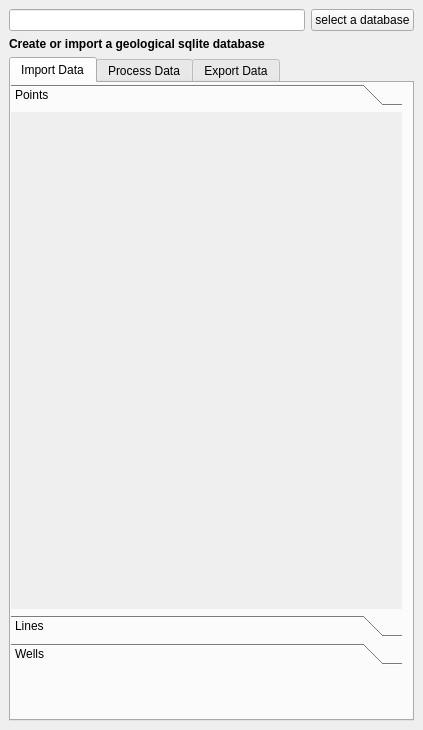
Old version of the form geological_data_processing_dockwidget_base.ui in the repository stdonn/GeologicalDataProcessing.
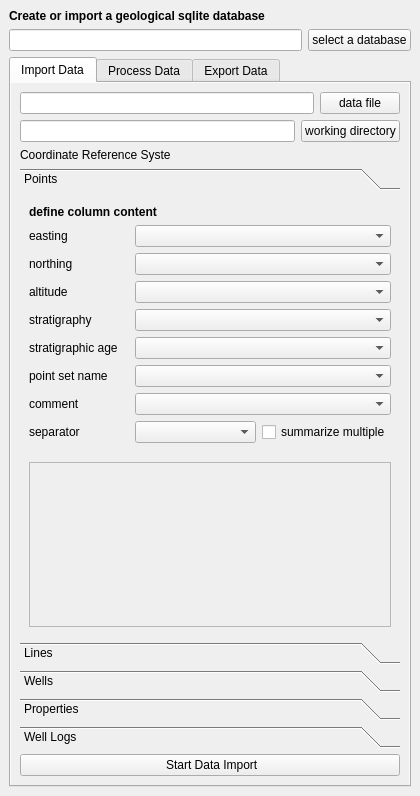
New version of the form. Icons and pictures are not drawn. Custom widgets are drawn as their Qt base class.

Commit message: finalised point import ui

Diff of the .ui file:
```diff
--- a/geological_data_processing_dockwidget_base.ui
+++ b/geological_data_processing_dockwidget_base.ui
@@ -6,8 +6,8 @@
    <rect>
     <x>0</x>
     <y>0</y>
-    <width>423</width>
-    <height>730</height>
+    <width>420</width>
+    <height>796</height>
    </rect>
   </property>
   <property name="locale">
@@ -17,9 +17,19 @@
    <string>Geological Data Processing</string>
   </property>
   <widget class="QWidget" name="dockWidgetContents">
-   <layout class="QHBoxLayout" name="horizontalLayout">
+   <layout class="QVBoxLayout" name="verticalLayout_2">
     <item>
      <layout class="QVBoxLayout" name="verticalLayout">
+      <item alignment="Qt::AlignTop">
+       <widget class="QLabel" name="label">
+        <property name="locale">
+         <locale language="English" country="UnitedStates"/>
+        </property>
+        <property name="text">
+         <string>&lt;html&gt;&lt;head/&gt;&lt;body&gt;&lt;p&gt;&lt;span style=&quot; font-weight:600;&quot;&gt;Create or import a geological sqlite database&lt;/span&gt;&lt;/p&gt;&lt;/body&gt;&lt;/html&gt;</string>
+        </property>
+       </widget>
+      </item>
       <item>
        <layout class="QHBoxLayout" name="horizontalLayout_3">
         <item>
@@ -38,22 +48,30 @@
         </item>
        </layout>
       </item>
-      <item>
-       <widget class="QLabel" name="label">
-        <property name="locale">
-         <locale language="English" country="UnitedStates"/>
-        </property>
-        <property name="text">
-         <string>&lt;html&gt;&lt;head/&gt;&lt;body&gt;&lt;p&gt;&lt;span style=&quot; font-weight:600;&quot;&gt;Create or import a geological sqlite database&lt;/span&gt;&lt;/p&gt;&lt;/body&gt;&lt;/html&gt;</string>
-        </property>
-       </widget>
-      </item>
       <item>
        <widget class="QTabWidget" name="tabwidget">
+        <property name="sizePolicy">
+         <sizepolicy hsizetype="MinimumExpanding" vsizetype="MinimumExpanding">
+          <horstretch>0</horstretch>
+          <verstretch>0</verstretch>
+         </sizepolicy>
+        </property>
+        <property name="minimumSize">
+         <size>
+          <width>400</width>
+          <height>100</height>
+         </size>
+        </property>
         <property name="currentIndex">
          <number>0</number>
         </property>
         <widget class="QWidget" name="import_data">
+         <property name="layoutDirection">
+          <enum>Qt::LeftToRight</enum>
+         </property>
+         <property name="autoFillBackground">
+          <bool>true</bool>
+         </property>
          <attribute name="icon">
           <iconset resource="resources.qrc">
            <normaloff>:/newPrefix/images/ic_file_download_48px.svg</normaloff>:/newPrefix/images/ic_file_download_48px.svg</iconset>
@@ -61,61 +79,518 @@
          <attribute name="title">
           <string>Import Data</string>
          </attribute>
-         <widget class="QWidget" name="horizontalLayoutWidget">
-          <property name="geometry">
-           <rect>
-            <x>0</x>
-            <y>1</y>
-            <width>391</width>
-            <height>581</height>
-           </rect>
-          </property>
-          <layout class="QHBoxLayout" name="horizontalLayout_2">
-           <item>
-            <widget class="QToolBox" name="toolBox">
-             <widget class="QWidget" name="pointimport">
-              <property name="geometry">
-               <rect>
-                <x>0</x>
-                <y>0</y>
-                <width>619</width>
-                <height>646</height>
-               </rect>
+         <layout class="QHBoxLayout" name="horizontalLayout">
+          <item>
+           <layout class="QVBoxLayout" name="verticalLayout_3">
+            <item>
+             <layout class="QHBoxLayout" name="horizontalLayout_2">
+              <item>
+               <widget class="QLineEdit" name="import_file"/>
+              </item>
+              <item>
+               <widget class="QPushButton" name="import_file_button">
+                <property name="text">
+                 <string>data file</string>
+                </property>
+                <property name="icon">
+                 <iconset resource="resources.qrc">
+                  <normaloff>:/newPrefix/images/ic_perm_media_48px.svg</normaloff>:/newPrefix/images/ic_perm_media_48px.svg</iconset>
+                </property>
+               </widget>
+              </item>
+             </layout>
+            </item>
+            <item>
+             <layout class="QHBoxLayout" name="horizontalLayout_4">
+              <item>
+               <widget class="QLineEdit" name="working_dir"/>
+              </item>
+              <item>
+               <widget class="QPushButton" name="working_dir_button">
+                <property name="text">
+                 <string>working directory</string>
+                </property>
+                <property name="icon">
+                 <iconset resource="resources.qrc">
+                  <normaloff>:/newPrefix/images/ic_folder_open_48px.svg</normaloff>:/newPrefix/images/ic_folder_open_48px.svg</iconset>
+                </property>
+               </widget>
+              </item>
+             </layout>
+            </item>
+            <item>
+             <layout class="QHBoxLayout" name="horizontalLayout_14">
+              <item>
+               <widget class="QLabel" name="label_12">
+                <property name="maximumSize">
+                 <size>
+                  <width>150</width>
+                  <height>16777215</height>
+                 </size>
+                </property>
+                <property name="text">
+                 <string>Coordinate Reference System:</string>
+                </property>
+               </widget>
+              </item>
+              <item>
+               <widget class="QgsProjectionSelectionWidget" name="mQgsProjectionSelectionWidget"/>
+              </item>
+             </layout>
+            </item>
+            <item>
+             <widget class="QToolBox" name="toolBox">
+              <property name="currentIndex">
+               <number>0</number>
               </property>
-              <attribute name="label">
-               <string>Points</string>
-              </attribute>
+              <widget class="QWidget" name="point_tab">
+               <property name="geometry">
+                <rect>
+                 <x>0</x>
+                 <y>0</y>
+                 <width>374</width>
+                 <height>381</height>
+                </rect>
+               </property>
+               <attribute name="icon">
+                <iconset resource="resources.qrc">
+                 <normaloff>:/newPrefix/images/points.svg</normaloff>:/newPrefix/images/points.svg</iconset>
+               </attribute>
+               <attribute name="label">
+                <string>Points</string>
+               </attribute>
+               <layout class="QVBoxLayout" name="verticalLayout_4">
+                <item>
+                 <widget class="QLabel" name="label_9">
+                  <property name="text">
+                   <string>&lt;html&gt;&lt;head/&gt;&lt;body&gt;&lt;p&gt;&lt;span style=&quot; font-weight:600;&quot;&gt;define column content&lt;/span&gt;&lt;/p&gt;&lt;/body&gt;&lt;/html&gt;</string>
+                  </property>
+                 </widget>
+                </item>
+                <item>
+                 <layout class="QHBoxLayout" name="horizontalLayout_5">
+                  <item>
+                   <widget class="QLabel" name="label_2">
+                    <property name="sizePolicy">
+                     <sizepolicy hsizetype="Maximum" vsizetype="Preferred">
+                      <horstretch>0</horstretch>
+                      <verstretch>0</verstretch>
+                     </sizepolicy>
+                    </property>
+                    <property name="minimumSize">
+                     <size>
+                      <width>100</width>
+                      <height>0</height>
+                     </size>
+                    </property>
+                    <property name="maximumSize">
+                     <size>
+                      <width>100</width>
+                      <height>16777215</height>
+                     </size>
+                    </property>
+                    <property name="text">
+                     <string>easting</string>
+                    </property>
+                   </widget>
+                  </item>
+                  <item>
+                   <widget class="QComboBox" name="easting_points">
+                    <property name="sizePolicy">
+                     <sizepolicy hsizetype="MinimumExpanding" vsizetype="Fixed">
+                      <horstretch>0</horstretch>
+                      <verstretch>0</verstretch>
+                     </sizepolicy>
+                    </property>
+                   </widget>
+                  </item>
+                 </layout>
+                </item>
+                <item>
+                 <layout class="QHBoxLayout" name="horizontalLayout_6">
+                  <item>
+                   <widget class="QLabel" name="label_3">
+                    <property name="sizePolicy">
+                     <sizepolicy hsizetype="Maximum" vsizetype="Preferred">
+                      <horstretch>0</horstretch>
+                      <verstretch>0</verstretch>
+                     </sizepolicy>
+                    </property>
+                    <property name="minimumSize">
+                     <size>
+                      <width>100</width>
+                      <height>0</height>
+                     </size>
+                    </property>
+                    <property name="maximumSize">
+                     <size>
+                      <width>100</width>
+                      <height>16777215</height>
+                     </size>
+                    </property>
+                    <property name="text">
+                     <string>northing</string>
+                    </property>
+                   </widget>
+                  </item>
+                  <item>
+                   <widget class="QComboBox" name="northing_points">
+                    <property name="sizePolicy">
+                     <sizepolicy hsizetype="MinimumExpanding" vsizetype="Fixed">
+                      <horstretch>0</horstretch>
+                      <verstretch>0</verstretch>
+                     </sizepolicy>
+                    </property>
+                   </widget>
+                  </item>
+                 </layout>
+                </item>
+                <item>
+                 <layout class="QHBoxLayout" name="horizontalLayout_7">
+                  <item>
+                   <widget class="QLabel" name="label_4">
+                    <property name="sizePolicy">
+                     <sizepolicy hsizetype="Maximum" vsizetype="Preferred">
+                      <horstretch>0</horstretch>
+                      <verstretch>0</verstretch>
+                     </sizepolicy>
+                    </property>
+                    <property name="minimumSize">
+                     <size>
+                      <width>100</width>
+                      <height>0</height>
+                     </size>
+                    </property>
+                    <property name="maximumSize">
+                     <size>
+                      <width>100</width>
+                      <height>16777215</height>
+                     </size>
+                    </property>
+                    <property name="text">
+                     <string>altitude</string>
+                    </property>
+                   </widget>
+                  </item>
+                  <item>
+                   <widget class="QComboBox" name="altitude_points">
+                    <property name="sizePolicy">
+                     <sizepolicy hsizetype="MinimumExpanding" vsizetype="Fixed">
+                      <horstretch>0</horstretch>
+                      <verstretch>0</verstretch>
+                     </sizepolicy>
+                    </property>
+                   </widget>
+                  </item>
+                 </layout>
+                </item>
+                <item>
+                 <layout class="QHBoxLayout" name="horizontalLayout_8">
+                  <item>
+                   <widget class="QLabel" name="label_5">
+                    <property name="sizePolicy">
+                     <sizepolicy hsizetype="Maximum" vsizetype="Preferred">
+                      <horstretch>0</horstretch>
+                      <verstretch>0</verstretch>
+                     </sizepolicy>
+                    </property>
+                    <property name="minimumSize">
+                     <size>
+                      <width>100</width>
+                      <height>0</height>
+                     </size>
+                    </property>
+                    <property name="maximumSize">
+                     <size>
+                      <width>100</width>
+                      <height>16777215</height>
+                     </size>
+                    </property>
+                    <property name="text">
+                     <string>stratigraphy</string>
+                    </property>
+                   </widget>
+                  </item>
+                  <item>
+                   <widget class="QComboBox" name="strat_points">
+                    <property name="sizePolicy">
+                     <sizepolicy hsizetype="MinimumExpanding" vsizetype="Fixed">
+                      <horstretch>0</horstretch>
+                      <verstretch>0</verstretch>
+                     </sizepolicy>
+                    </property>
+                   </widget>
+                  </item>
+                 </layout>
+                </item>
+                <item>
+                 <layout class="QHBoxLayout" name="horizontalLayout_9">
+                  <item>
+                   <widget class="QLabel" name="label_6">
+                    <property name="sizePolicy">
+                     <sizepolicy hsizetype="Maximum" vsizetype="Preferred">
+                      <horstretch>0</horstretch>
+                      <verstretch>0</verstretch>
+                     </sizepolicy>
+                    </property>
+                    <property name="minimumSize">
+                     <size>
+                      <width>100</width>
+                      <height>0</height>
+                     </size>
+                    </property>
+                    <property name="maximumSize">
+                     <size>
+                      <width>100</width>
+                      <height>16777215</height>
+                     </size>
+                    </property>
+                    <property name="text">
+                     <string>stratigraphic age</string>
+                    </property>
+                   </widget>
+                  </item>
+                  <item>
+                   <widget class="QComboBox" name="strat_age_points">
+                    <property name="sizePolicy">
+                     <sizepolicy hsizetype="MinimumExpanding" vsizetype="Fixed">
+                      <horstretch>0</horstretch>
+                      <verstretch>0</verstretch>
+                     </sizepolicy>
+                    </property>
+                   </widget>
+                  </item>
+                 </layout>
+                </item>
+                <item>
+                 <layout class="QHBoxLayout" name="horizontalLayout_10">
+                  <item>
+                   <widget class="QLabel" name="label_7">
+                    <property name="sizePolicy">
+                     <sizepolicy hsizetype="Maximum" vsizetype="Preferred">
+                      <horstretch>0</horstretch>
+                      <verstretch>0</verstretch>
+                     </sizepolicy>
+                    </property>
+                    <property name="minimumSize">
+                     <size>
+                      <width>100</width>
+                      <height>0</height>
+                     </size>
+                    </property>
+                    <property name="maximumSize">
+                     <size>
+                      <width>100</width>
+                      <height>16777215</height>
+                     </size>
+                    </property>
+                    <property name="text">
+                     <string>point set name</string>
+                    </property>
+                   </widget>
+                  </item>
+                  <item>
+                   <widget class="QComboBox" name="point_set_name">
+                    <property name="sizePolicy">
+                     <sizepolicy hsizetype="MinimumExpanding" vsizetype="Fixed">
+                      <horstretch>0</horstretch>
+                      <verstretch>0</verstretch>
+                     </sizepolicy>
+                    </property>
+                   </widget>
+                  </item>
+                 </layout>
+                </item>
+                <item>
+                 <layout class="QHBoxLayout" name="horizontalLayout_11">
+                  <item>
+                   <widget class="QLabel" name="label_8">
+                    <property name="sizePolicy">
+                     <sizepolicy hsizetype="Maximum" vsizetype="Preferred">
+                      <horstretch>0</horstretch>
+                      <verstretch>0</verstretch>
+                     </sizepolicy>
+                    </property>
+                    <property name="minimumSize">
+                     <size>
+                      <width>100</width>
+                      <height>0</height>
+                     </size>
+                    </property>
+                    <property name="maximumSize">
+                     <size>
+                      <width>100</width>
+                      <height>16777215</height>
+                     </size>
+                    </property>
+                    <property name="text">
+                     <string>comment</string>
+                    </property>
+                   </widget>
+                  </item>
+                  <item>
+                   <widget class="QComboBox" name="comment_points">
+                    <property name="sizePolicy">
+                     <sizepolicy hsizetype="MinimumExpanding" vsizetype="Fixed">
+                      <horstretch>0</horstretch>
+                      <verstretch>0</verstretch>
+                     </sizepolicy>
+                    </property>
+                   </widget>
+                  </item>
+                 </layout>
+                </item>
+                <item>
+                 <layout class="QHBoxLayout" name="horizontalLayout_13">
+                  <item>
+                   <widget class="QLabel" name="label_11">
+                    <property name="sizePolicy">
+                     <sizepolicy hsizetype="Maximum" vsizetype="Preferred">
+                      <horstretch>0</horstretch>
+                      <verstretch>0</verstretch>
+                     </sizepolicy>
+                    </property>
+                    <property name="minimumSize">
+                     <size>
+                      <width>100</width>
+                      <height>0</height>
+                     </size>
+                    </property>
+                    <property name="maximumSize">
+                     <size>
+                      <width>100</width>
+                      <height>16777215</height>
+                     </size>
+                    </property>
+                    <property name="text">
+                     <string>separator</string>
+                    </property>
+                   </widget>
+                  </item>
+                  <item>
+                   <widget class="QComboBox" name="separator_points">
+                    <property name="sizePolicy">
+                     <sizepolicy hsizetype="MinimumExpanding" vsizetype="Fixed">
+                      <horstretch>0</horstretch>
+                      <verstretch>0</verstretch>
+                     </sizepolicy>
+                    </property>
+                   </widget>
+                  </item>
+                  <item>
+                   <widget class="QCheckBox" name="multiple_separators_points">
+                    <property name="text">
+                     <string>summarize multiple</string>
+                    </property>
+                   </widget>
+                  </item>
+                 </layout>
+                </item>
+                <item>
+                 <spacer name="verticalSpacer">
+                  <property name="orientation">
+                   <enum>Qt::Vertical</enum>
+                  </property>
+                  <property name="sizeHint" stdset="0">
+                   <size>
+                    <width>20</width>
+                    <height>40</height>
+                   </size>
+                  </property>
+                 </spacer>
+                </item>
+                <item>
+                 <widget class="QListView" name="import_columns_points">
+                  <property name="enabled">
+                   <bool>false</bool>
+                  </property>
+                  <property name="flow">
+                   <enum>QListView::LeftToRight</enum>
+                  </property>
+                 </widget>
+                </item>
+               </layout>
+              </widget>
+              <widget class="QWidget" name="line_tab">
+               <property name="geometry">
+                <rect>
+                 <x>0</x>
+                 <y>0</y>
+                 <width>98</width>
+                 <height>28</height>
+                </rect>
+               </property>
+               <attribute name="icon">
+                <iconset resource="resources.qrc">
+                 <normaloff>:/newPrefix/images/ic_timeline_black_48px.svg</normaloff>:/newPrefix/images/ic_timeline_black_48px.svg</iconset>
+               </attribute>
+               <attribute name="label">
+                <string>Lines</string>
+               </attribute>
+              </widget>
+              <widget class="QWidget" name="wells">
+               <property name="geometry">
+                <rect>
+                 <x>0</x>
+                 <y>0</y>
+                 <width>98</width>
+                 <height>28</height>
+                </rect>
+               </property>
+               <attribute name="icon">
+                <iconset resource="resources.qrc">
+                 <normaloff>:/newPrefix/images/WellDerick.svg</normaloff>:/newPrefix/images/WellDerick.svg</iconset>
+               </attribute>
+               <attribute name="label">
+                <string>Wells</string>
+               </attribute>
+              </widget>
+              <widget class="QWidget" name="properties">
+               <property name="geometry">
+                <rect>
+                 <x>0</x>
+                 <y>0</y>
+                 <width>98</width>
+                 <height>28</height>
+                </rect>
+               </property>
+               <attribute name="icon">
+                <iconset resource="resources.qrc">
+                 <normaloff>:/newPrefix/images/ic_equalizer_48px.svg</normaloff>:/newPrefix/images/ic_equalizer_48px.svg</iconset>
+               </attribute>
+               <attribute name="label">
+                <string>Properties</string>
+               </attribute>
+              </widget>
+              <widget class="QWidget" name="well_logs">
+               <property name="geometry">
+                <rect>
+                 <x>0</x>
+                 <y>0</y>
+                 <width>98</width>
+                 <height>28</height>
+                </rect>
+               </property>
+               <attribute name="icon">
+                <iconset resource="resources.qrc">
+                 <normaloff>:/newPrefix/images/log.svg</normaloff>:/newPrefix/images/log.svg</iconset>
+               </attribute>
+               <attribute name="label">
+                <string>Well Logs</string>
+               </attribute>
+              </widget>
              </widget>
-             <widget class="QWidget" name="toolBoxPage2">
-              <property name="geometry">
-               <rect>
-                <x>0</x>
-                <y>0</y>
-                <width>389</width>
-                <height>486</height>
-               </rect>
+            </item>
+            <item>
+             <widget class="QPushButton" name="start_import_button">
+              <property name="text">
+               <string> Start Data Import</string>
               </property>
-              <attribute name="label">
-               <string>Lines</string>
-              </attribute>
              </widget>
-             <widget class="QWidget" name="page">
-              <property name="geometry">
-               <rect>
-                <x>0</x>
-                <y>0</y>
-                <width>98</width>
-                <height>28</height>
-               </rect>
-              </property>
-              <attribute name="label">
-               <string>Wells</string>
-              </attribute>
-             </widget>
-            </widget>
-           </item>
-          </layout>
-         </widget>
+            </item>
+           </layout>
+          </item>
+         </layout>
         </widget>
         <widget class="QWidget" name="process_data">
          <attribute name="icon">
@@ -142,6 +617,34 @@
    </layout>
   </widget>
  </widget>
+ <customwidgets>
+  <customwidget>
+   <class>QgsProjectionSelectionWidget</class>
+   <extends>QWidget</extends>
+   <header>qgis.gui</header>
+  </customwidget>
+ </customwidgets>
+ <tabstops>
+  <tabstop>database_file</tabstop>
+  <tabstop>select_DB</tabstop>
+  <tabstop>tabwidget</tabstop>
+  <tabstop>import_file</tabstop>
+  <tabstop>import_file_button</tabstop>
+  <tabstop>working_dir</tabstop>
+  <tabstop>working_dir_button</tabstop>
+  <tabstop>mQgsProjectionSelectionWidget</tabstop>
+  <tabstop>easting_points</tabstop>
+  <tabstop>northing_points</tabstop>
+  <tabstop>altitude_points</tabstop>
+  <tabstop>strat_points</tabstop>
+  <tabstop>strat_age_points</tabstop>
+  <tabstop>point_set_name</tabstop>
+  <tabstop>comment_points</tabstop>
+  <tabstop>separator_points</tabstop>
+  <tabstop>multiple_separators_points</tabstop>
+  <tabstop>import_columns_points</tabstop>
+  <tabstop>start_import_button</tabstop>
+ </tabstops>
  <resources>
   <include location="resources.qrc"/>
  </resources>
```
Left out of the diff: 9 changed lines with no effect on the pictures. The commit also changes 10 other files.
